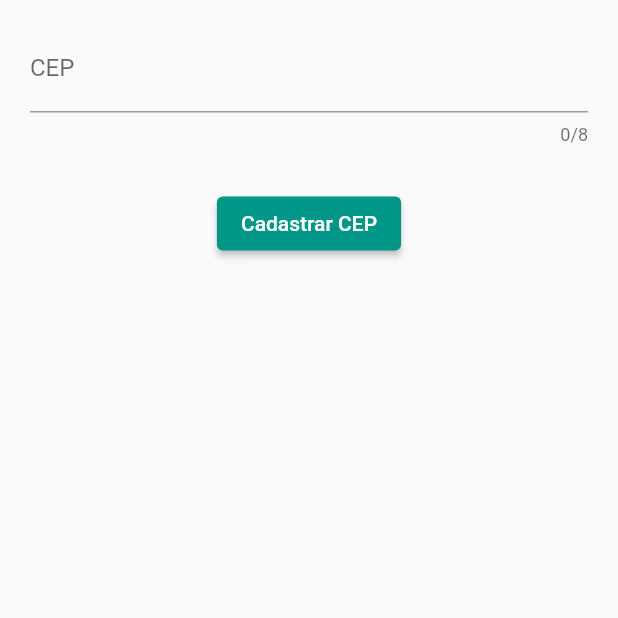
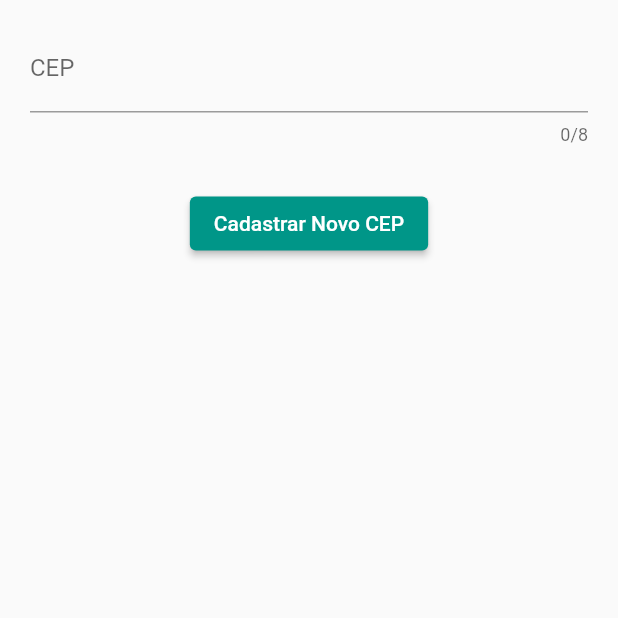
Before and after one commit to dudscarpi/ViaCep_Flutter, a Flutter app: the BuscaCep screen opened directly, on a phone screen of 412 x 824 dp, the top half of it. Run offline on Flutter 3.47's test engine with Material 2 defaults, Android fonts, the phone set to English and light mode, and no system bars; our stand-ins replace dio, flutter_dotenv; network calls fail.

Commit message:
:construction:

```diff
--- a/lib/views/busca_cep.dart
+++ b/lib/views/busca_cep.dart
@@ -88,7 +88,7 @@ class _BuscaCepState extends State<BuscaCep> {
                                 Text(
                                   "${viaCepModel.cep} - ${viaCepModel.logradouro ?? ""}",
                                   style: const TextStyle(
-                                    fontSize: 20,
+                                    fontSize: 10,
                                     fontWeight: FontWeight.w600,
                                   ),
                                 ),
@@ -98,11 +98,12 @@ class _BuscaCepState extends State<BuscaCep> {
                                   viaCepModel.localidade != "" &&
                                   viaCepModel.uf != null &&
                                   viaCepModel.uf != "")
-                                Text(
-                                  "${viaCepModel.logradouro} - ${viaCepModel.bairro} - ${viaCepModel.localidade} - ${viaCepModel.uf}",
-                                  style: const TextStyle(
-                                    fontSize: 20,
-                                    fontWeight: FontWeight.w600,
+                                Center(
+                                  child: Text(
+                                    "${viaCepModel.logradouro} - ${viaCepModel.bairro} - ${viaCepModel.localidade} - ${viaCepModel.uf}",
+                                    style: const TextStyle(
+                                      fontSize: 15,
+                                    ),
                                   ),
                                 ),
                             ],
@@ -115,7 +116,7 @@ class _BuscaCepState extends State<BuscaCep> {
                 onPressed: () {
                   enviarEndereco(context);
                 },
-                child: const Text('Cadastrar CEP'),
+                child: const Text('Cadastrar Novo CEP'),
               ),
           ],
         ),
```
Also changed, not shown: lib/views/listagem_cep_view.dart (+15 -10 lines).
